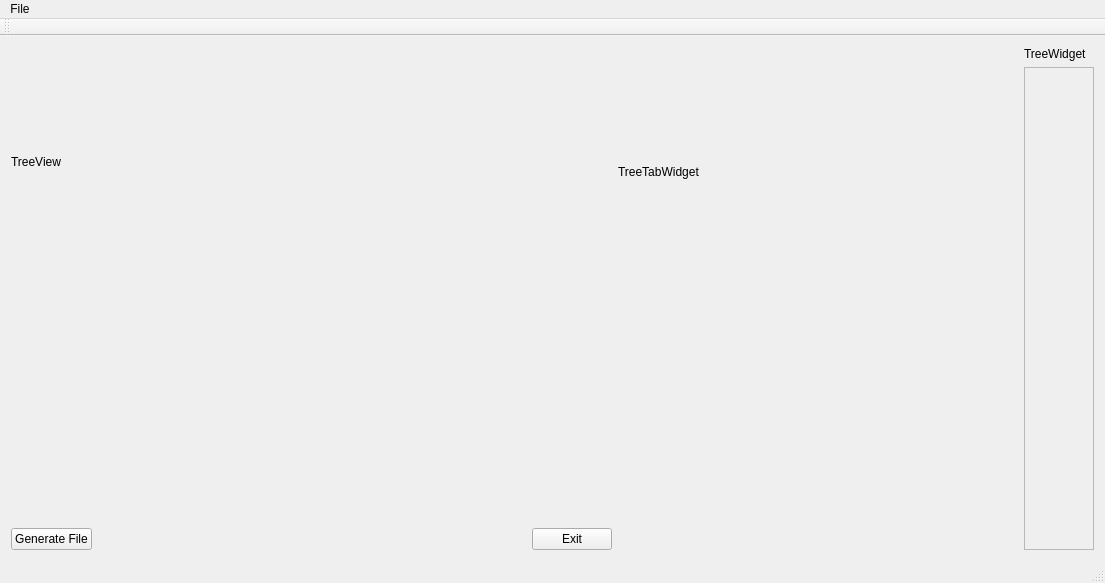
The window that demos/Optics/mainwindow.ui (whalenpt/ParamTree) describes before a commit, drawn with Qt 5.
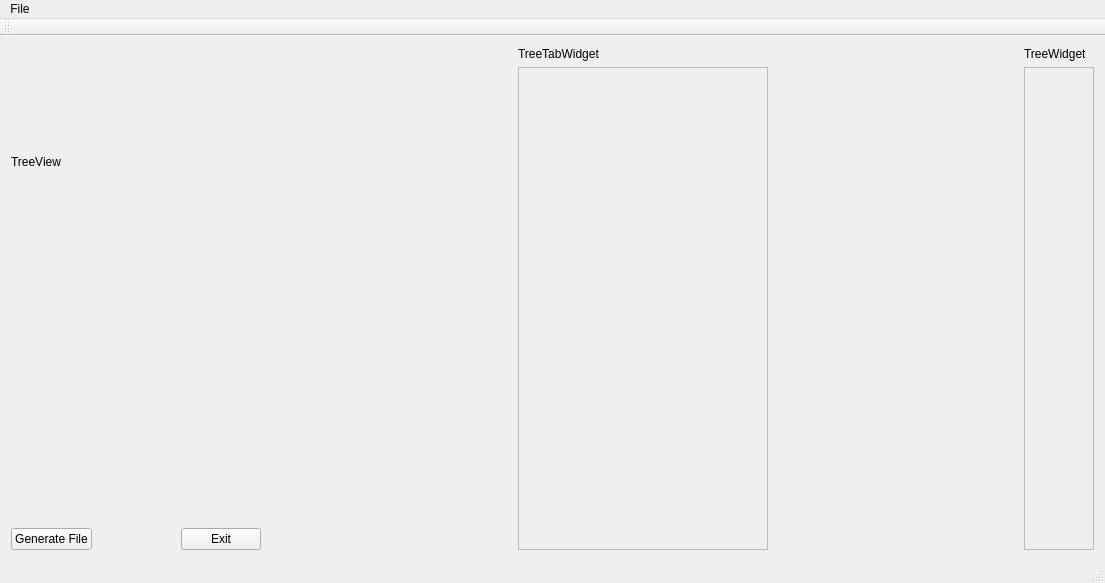
The same window after the commit.

Commit message: Added a scroll box area to the TabTreeWidget in the Optics demo along with several horizontal spacers seperating the three main widgets

Patch:
```diff
--- a/demos/Optics/mainwindow.ui
+++ b/demos/Optics/mainwindow.ui
@@ -22,6 +22,8 @@
    </property>
    <layout class="QGridLayout" name="gridLayout">
     <item row="0" column="0">
+     <layout class="QHBoxLayout" name="horizontalLayout_2">
+      <item>
      <layout class="QVBoxLayout" name="verticalLayout_4">
       <item>
        <widget class="QLabel" name="label">
@@ -77,8 +79,24 @@
       </item>
      </layout>
     </item>
-    <item row="0" column="1">
-     <layout class="QVBoxLayout" name="verticalLayout_5">
+      <item>
+       <spacer name="horizontalSpacer_3">
+        <property name="orientation">
+         <enum>Qt::Horizontal</enum>
+        </property>
+        <property name="sizeHint" stdset="0">
+         <size>
+          <width>40</width>
+          <height>20</height>
+         </size>
+        </property>
+       </spacer>
+      </item>
+      <item>
+       <layout class="QVBoxLayout" name="verticalLayout">
+        <property name="sizeConstraint">
+         <enum>QLayout::SetMinAndMaxSize</enum>
+        </property>
       <item>
        <widget class="QLabel" name="label_2">
         <property name="text">
@@ -87,22 +105,38 @@
        </widget>
       </item>
       <item>
-       <layout class="QVBoxLayout" name="verticalLayout">
+         <widget class="QScrollArea" name="tab_scrollArea">
+          <property name="widgetResizable">
+           <bool>true</bool>
+          </property>
+          <widget class="QWidget" name="scrollAreaWidgetContents_2">
+           <property name="geometry">
+            <rect>
+             <x>0</x>
+             <y>0</y>
+             <width>235</width>
+             <height>467</height>
+            </rect>
+           </property>
+          </widget>
+         </widget>
+        </item>
+       </layout>
+      </item>
         <item>
-         <widget class="QWidget" name="tabWidget" native="true">
-          <property name="minimumSize">
+       <spacer name="horizontalSpacer_2">
+        <property name="orientation">
+         <enum>Qt::Horizontal</enum>
+        </property>
+        <property name="sizeHint" stdset="0">
            <size>
-            <width>400</width>
-            <height>100</height>
-           </size>
-          </property>
-         </widget>
-        </item>
-       </layout>
-      </item>
-     </layout>
-    </item>
-    <item row="0" column="2">
+          <width>40</width>
+          <height>20</height>
+         </size>
+        </property>
+       </spacer>
+      </item>
+      <item>
      <layout class="QVBoxLayout" name="verticalLayout_3">
       <property name="sizeConstraint">
        <enum>QLayout::SetMinAndMaxSize</enum>
@@ -121,7 +155,7 @@
        </widget>
       </item>
       <item>
-       <widget class="QScrollArea" name="scrollArea">
+         <widget class="QScrollArea" name="tree_scrollArea">
         <property name="sizePolicy">
          <sizepolicy hsizetype="Preferred" vsizetype="Expanding">
           <horstretch>0</horstretch>
@@ -143,11 +177,13 @@
            <x>0</x>
            <y>0</y>
            <width>72</width>
-           <height>469</height>
+             <height>465</height>
           </rect>
          </property>
         </widget>
        </widget>
+        </item>
+       </layout>
       </item>
      </layout>
     </item>
```
Lines whose indentation alone changed are shown as unchanged. The commit also changes 1 other file.
